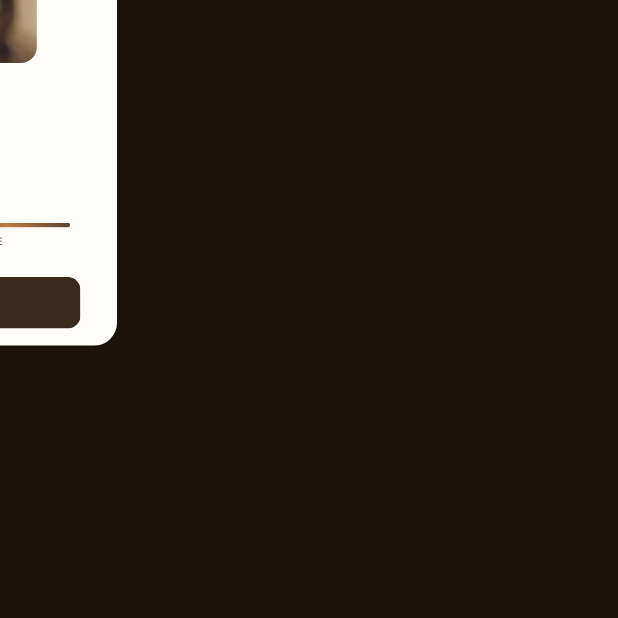
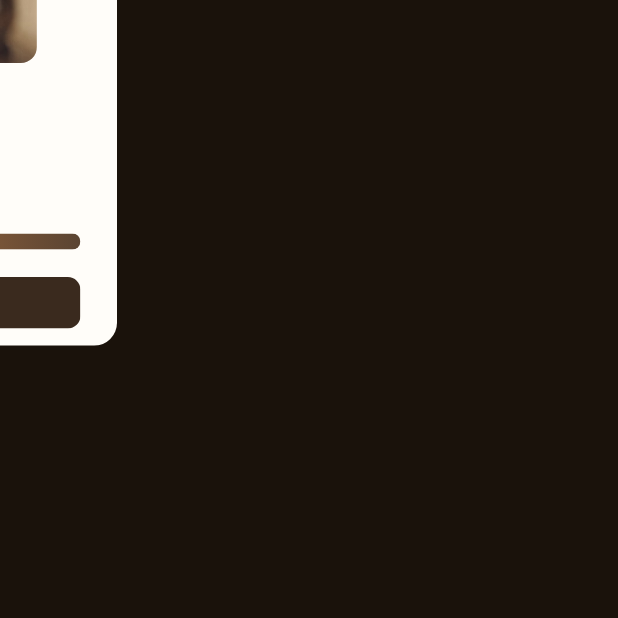
Before and after one commit to nicozhan/jinuo-ui, an Android app built with Jetpack Compose: the composable ReadyScreen shown on its own in the app's theme, on a phone screen of 412 x 824 dp, the top half of it. Run offline under Robolectric (Android 15) with nearby library versions, the phone set to English and light mode, and no system bars; Roboto replaces fonts that are not available here.

Commit message:
v25: 制作进度条改为连续右向填充 + 百分比
MakingScreen 移除四段咖啡专属步骤名(PREPARE/BREW/MIX/SERVE)，改为单条连续进度条(28dp 加粗)从左到右填充，实时显示 25/50/75/100% 并带 650ms 缓动。ProgressBar 通用化，产品无关；Ready 页复用显示满格 100%。仅改 Compose。

```diff
--- a/compose/app/src/main/java/com/jinuo/kiosk/ui/StatusScreens.kt
+++ b/compose/app/src/main/java/com/jinuo/kiosk/ui/StatusScreens.kt
@@ -1,5 +1,8 @@
 package com.jinuo.kiosk.ui
 
+import androidx.compose.animation.core.FastOutSlowInEasing
+import androidx.compose.animation.core.animateFloatAsState
+import androidx.compose.animation.core.tween
 import androidx.compose.foundation.Image
 import androidx.compose.foundation.background
 import androidx.compose.foundation.border
@@ -14,6 +17,7 @@ import androidx.compose.foundation.shape.CircleShape
 import androidx.compose.foundation.shape.RoundedCornerShape
 import androidx.compose.material3.Text
 import androidx.compose.runtime.Composable
+import androidx.compose.runtime.LaunchedEffect
 import androidx.compose.runtime.getValue
 import androidx.compose.runtime.mutableStateOf
 import androidx.compose.runtime.remember
@@ -382,7 +386,6 @@ private fun ErrorRings(cx: Float, cy: Float) {
 }
 
 /* ---------------------------- 17-making --------------------------------- */
-private val BREW_STEPS = listOf("01 · PREPARE", "02 · BREW", "03 · MIX", "04 · SERVE")
 private val GRADIENT = Brush.horizontalGradient(
     listOf(Color(0xFF5A4432), Color(0xFF684B34), Color(0xFF765337), Color(0xFF845B39),
         Color(0xFF93623A), Color(0xFFA26A3C), Color(0xFFB1723D), Color(0xFFC07A3E),
@@ -423,20 +426,13 @@ fun MakingScreen(
                 Modifier.size(800.dp, 800.dp), contentScale = ContentScale.Crop)
         }
 
-        // four-stage strip
-        // v15.5 · four states (1/4 … 4/4). The whole board is one left-click
-    // target: each tap advances exactly one stage, the 4th enters 18-ready.
-        Text(
-            "PREPARING YOUR CUP · $stage/4",
-            modifier = Modifier.offset(64.dp, 1656.dp).size(952.dp, 34.dp),
-            fontFamily = InstrumentSans, fontWeight = FontWeight.W600,
-            fontSize = 24.sp, letterSpacing = 2.4.sp, color = Muted,
-            textAlign = TextAlign.Center,
-        )
-        BrewStrip(stage = stage, filled = false)
+        // v25 · single continuous progress bar, fills left → right with a live
+        // percentage. Step names removed so the flow is product-agnostic.
+        // The whole board is one left-click target; each tap advances one stage.
+        ProgressBar(stage = stage)
 
         Text(
-            "Tap anywhere to advance  ·  $stage of 4",
+            "Tap anywhere to advance",
             modifier = Modifier.offset(0.dp, 1830.dp).fillMaxWidth(),
             fontFamily = InstrumentSans, fontSize = 20.sp, color = Muted.copy(alpha = 0.7f),
             textAlign = TextAlign.Center,
@@ -447,22 +443,43 @@ fun MakingScreen(
     }
 }
 
+/**
+ * v25 · continuous progress bar. Fills from left to right in sync with [stage]
+ * (1..4 → 25/50/75/100%) and shows the live percentage. No product-specific
+ * step labels, so the same flow works for non-coffee items.
+ */
 @Composable
-internal fun BrewStrip(stage: Int, filled: Boolean) {
-    Row(Modifier.offset(64.dp, 1705.dp).size(952.dp, 120.dp)) {
-        BREW_STEPS.forEachIndexed { i, label ->
-            Box(Modifier.size(238.dp, 120.dp)) {
-                val barOn = filled || i < stage
-                Box(Modifier.offset(0.dp, 0.dp).size(220.dp, 8.dp)
-                    .clip(RoundedCornerShape(9999.dp))
-                    .then(if (barOn) Modifier.background(GRADIENT)
-                          else Modifier.background(WarmSand)))
-                Text(label, modifier = Modifier.offset(0.dp, 20.dp).size(220.dp, 30.dp),
-                    fontFamily = InstrumentSans, fontWeight = FontWeight.W600,
-                    fontSize = 18.sp, letterSpacing = 1.2.sp, color = Muted)
-            }
-        }
-    }
+internal fun ProgressBar(stage: Int, filled: Boolean = false) {
+    val target = if (filled) 1f else (stage.coerceIn(0, 4) / 4f)
+    var animated by remember { mutableStateOf(0f) }
+    LaunchedEffect(target) { animated = target }
+    val progress by animateFloatAsState(
+        targetValue = animated,
+        animationSpec = tween(650, easing = FastOutSlowInEasing),
+        label = "brewProgress",
+    )
+    val pct = (progress * 100f).toInt()
+    val trackW = 952.dp
+    val barH = 28.dp
+
+    Text(
+        "$pct%",
+        modifier = Modifier.offset(64.dp, 1656.dp).size(952.dp, 60.dp),
+        fontFamily = Fraunces, fontWeight = FontWeight.W600,
+        fontSize = 48.sp, letterSpacing = 1.sp, color = Ink,
+        textAlign = TextAlign.Center,
+    )
+    // track (thicker than the old 8dp four-segment strip)
+    Box(
+        Modifier.offset(64.dp, 1724.dp).size(trackW, barH)
+            .clip(RoundedCornerShape(9999.dp)).background(WarmSand)
+    )
+    // fill from left → right
+    Box(
+        Modifier.offset(64.dp, 1724.dp)
+            .size((952f * progress).dp, barH)
+            .clip(RoundedCornerShape(9999.dp)).background(GRADIENT)
+    )
 }
 
 /* ---------------------------- 18-ready ---------------------------------- */
@@ -501,8 +518,8 @@ fun ReadyScreen(
                 Modifier.size(800.dp, 800.dp), contentScale = ContentScale.Crop)
         }
 
-        // four completed steps + gradient rule
-        BrewStrip(stage = 4, filled = true)
+        // full continuous progress bar (100%)
+        ProgressBar(stage = 4, filled = true)
 
         Box(Modifier.offset(64.dp, 1800.dp).size(952.dp, 90.dp)
             .clip(RoundedCornerShape(22.dp)).background(Ink)
```
Also changed, not shown: 1 other file.
